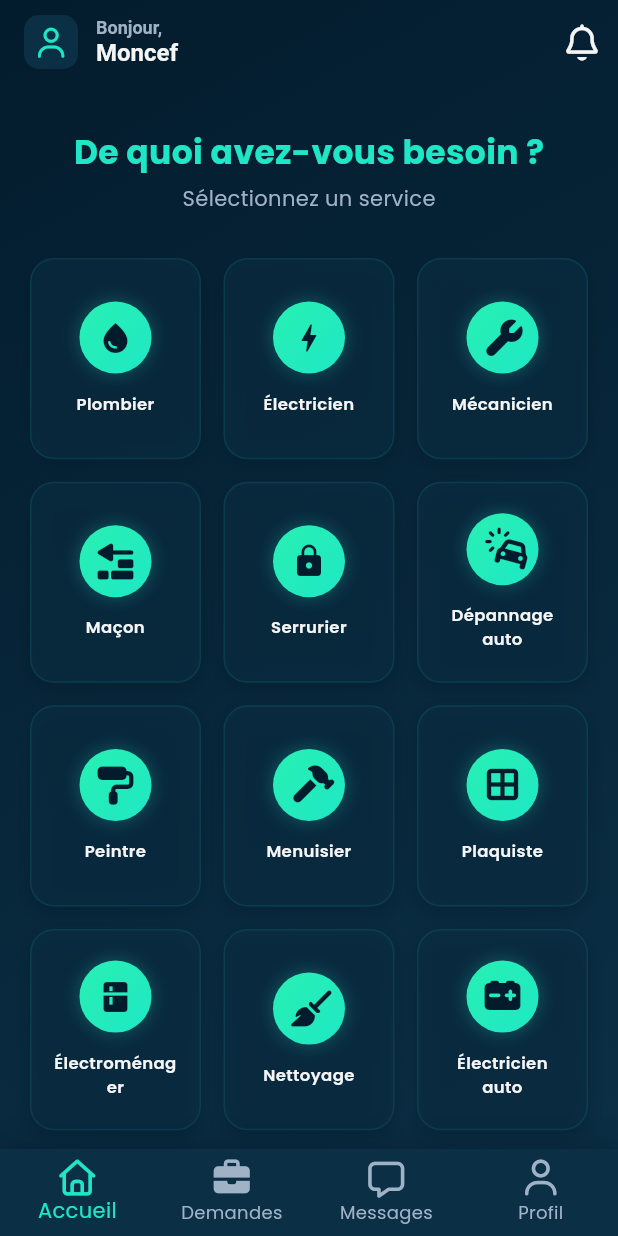
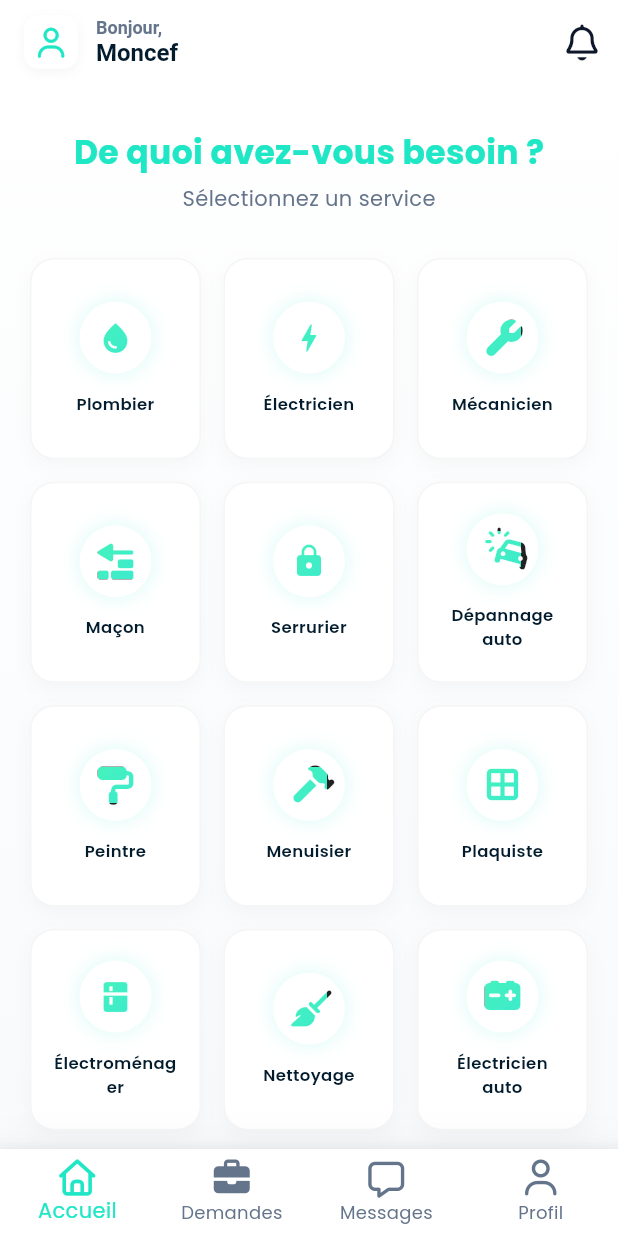
Before and after one commit to MoncefAzzouz/rafik-app, a Flutter app: the screen it shows after launch, after a tap on "SKIP", after a tap on "START", after a tap on "LOGIN", on a phone screen of 412 x 824 dp. Run offline on Flutter 3.47's test engine with Material 3 defaults, Android fonts, the phone set to English and light mode, and no system bars; our stand-ins replace font_awesome_flutter, google_fonts, smooth_page_indicator.

Commit message:
change design

```diff
--- a/lib/main.dart
+++ b/lib/main.dart
@@ -14,7 +14,7 @@ class RafikApp extends StatelessWidget {
     return MaterialApp(
       title: 'Rafik App',
       debugShowCheckedModeBanner: false,
-      theme: AppTheme.darkTheme,
+      theme: AppTheme.lightTheme,
       home: const OnboardingPage(),
     );
   }
--- a/lib/src/core/theme/app_colors.dart
+++ b/lib/src/core/theme/app_colors.dart
@@ -2,18 +2,17 @@ import 'package:flutter/material.dart';
 
 class AppColors {
   // Background Colors
-  static const Color backgroundDark = Color(0xFF031C2D);
-  static const Color backgroundLight = Color(0xFF0B2F45);
+  static const Color backgroundLight = Color(0xFFF8FAFC); // Soft light grey/blue for app background
+  static const Color surfaceWhite = Color(0xFFFFFFFF); // Pure white for cards and sheets
 
-  // Accents
+  // Brand Accents
   static const Color teal = Color(0xFF1FE7C5);
   static const Color mintGreen = Color(0xFF28F0B2);
+  static const Color deepBlue = Color(0xFF031C2D); // Keep this for strong text or app bar titles
 
   // Text Colors
-  static const Color textPrimary = Color(0xFFF5F5F5);
-  static const Color textSecondary = Color(
-    0xFFA0B3C6,
-  ); // Muted for descriptions
+  static const Color textPrimary = Color(0xFF0F172A); // Very dark slate for primary text
+  static const Color textSecondary = Color(0xFF64748B); // Slate grey for secondary text
 
   // Gradients
   static const LinearGradient primaryGradient = LinearGradient(
@@ -23,8 +22,8 @@ class AppColors {
   );
 
   static const LinearGradient backgroundGradient = LinearGradient(
-    begin: Alignment.topLeft,
-    end: Alignment.bottomRight,
-    colors: [backgroundDark, backgroundLight],
+    begin: Alignment.topCenter,
+    end: Alignment.bottomCenter,
+    colors: [surfaceWhite, backgroundLight],
   );
 }
--- a/lib/src/core/theme/app_theme.dart
+++ b/lib/src/core/theme/app_theme.dart
@@ -3,67 +3,38 @@ import 'package:google_fonts/google_fonts.dart';
 import 'app_colors.dart';
 
 class AppTheme {
-  static ThemeData get darkTheme {
+  static ThemeData get lightTheme {
     return ThemeData(
-      brightness: Brightness.dark,
-      scaffoldBackgroundColor: AppColors.backgroundDark,
+      brightness: Brightness.light,
+      scaffoldBackgroundColor: AppColors.backgroundLight,
       primaryColor: AppColors.teal,
-      colorScheme: const ColorScheme.dark(
+      colorScheme: const ColorScheme.light(
         primary: AppColors.teal,
         secondary: AppColors.mintGreen,
-        surface: AppColors.backgroundLight,
-        background: AppColors.backgroundDark,
-        onPrimary: AppColors.backgroundDark,
-        onSurface: AppColors.textPrimary,
-        onBackground: AppColors.textPrimary,
+        surface: AppColors.surfaceWhite,
       ),
       textTheme: GoogleFonts.poppinsTextTheme().copyWith(
-        displayLarge: GoogleFonts.poppins(
-          color: AppColors.textPrimary,
-          fontWeight: FontWeight.bold,
-        ),
-        displayMedium: GoogleFonts.poppins(
-          color: AppColors.textPrimary,
-          fontWeight: FontWeight.bold,
-        ),
-        displaySmall: GoogleFonts.poppins(
-          color: AppColors.textPrimary,
-          fontWeight: FontWeight.bold,
-        ),
-        headlineMedium: GoogleFonts.poppins(
-          color: AppColors.textPrimary,
-          fontWeight: FontWeight.w600,
-        ),
-        headlineSmall: GoogleFonts.poppins(
-          color: AppColors.textPrimary,
-          fontWeight: FontWeight.w600,
-        ),
-        titleLarge: GoogleFonts.poppins(
-          color: AppColors.textPrimary,
-          fontWeight: FontWeight.w600,
-        ),
+        displayLarge: GoogleFonts.poppins(color: AppColors.deepBlue, fontWeight: FontWeight.bold),
+        displayMedium: GoogleFonts.poppins(color: AppColors.deepBlue, fontWeight: FontWeight.bold),
+        displaySmall: GoogleFonts.poppins(color: AppColors.textPrimary, fontWeight: FontWeight.bold),
+        headlineMedium: GoogleFonts.poppins(color: AppColors.textPrimary, fontWeight: FontWeight.w600),
+        headlineSmall: GoogleFonts.poppins(color: AppColors.textPrimary, fontWeight: FontWeight.w600),
+        titleLarge: GoogleFonts.poppins(color: AppColors.textPrimary, fontWeight: FontWeight.w600),
         bodyLarge: GoogleFonts.poppins(color: AppColors.textPrimary),
         bodyMedium: GoogleFonts.poppins(color: AppColors.textPrimary),
-        labelLarge: GoogleFonts.poppins(
-          color: AppColors.textPrimary,
-          fontWeight: FontWeight.w500,
-        ),
+        labelLarge: GoogleFonts.poppins(color: AppColors.textPrimary, fontWeight: FontWeight.w500),
       ),
       appBarTheme: const AppBarTheme(
         backgroundColor: Colors.transparent,
         elevation: 0,
         centerTitle: true,
-        iconTheme: IconThemeData(color: AppColors.textPrimary),
-        titleTextStyle: TextStyle(
-          color: AppColors.textPrimary,
-          fontSize: 20,
-          fontWeight: FontWeight.bold,
-        ),
+        iconTheme: IconThemeData(color: AppColors.deepBlue),
+        titleTextStyle: TextStyle(color: AppColors.deepBlue, fontSize: 20, fontWeight: FontWeight.bold),
       ),
       elevatedButtonTheme: ElevatedButtonThemeData(
         style: ElevatedButton.styleFrom(
           backgroundColor: Colors.transparent, // Uses Ink for gradient
-          foregroundColor: AppColors.backgroundDark,
+          foregroundColor: AppColors.surfaceWhite,
           shadowColor: Colors.transparent,
           shape: RoundedRectangleBorder(
             borderRadius: BorderRadius.circular(12),
@@ -73,15 +44,15 @@ class AppTheme {
       ),
       inputDecorationTheme: InputDecorationTheme(
         filled: true,
-        fillColor: AppColors.backgroundLight.withOpacity(0.5),
+        fillColor: AppColors.surfaceWhite,
         hintStyle: const TextStyle(color: AppColors.textSecondary),
         border: OutlineInputBorder(
           borderRadius: BorderRadius.circular(12),
-          borderSide: BorderSide.none,
+          borderSide: BorderSide(color: Colors.grey.shade200),
         ),
         enabledBorder: OutlineInputBorder(
           borderRadius: BorderRadius.circular(12),
-          borderSide: BorderSide.none,
+          borderSide: BorderSide(color: Colors.grey.shade200),
         ),
         focusedBorder: OutlineInputBorder(
           borderRadius: BorderRadius.circular(12),
@@ -93,7 +64,7 @@ class AppTheme {
         ),
       ),
       bottomNavigationBarTheme: const BottomNavigationBarThemeData(
-        backgroundColor: AppColors.backgroundLight,
+        backgroundColor: AppColors.surfaceWhite,
         selectedItemColor: AppColors.teal,
         unselectedItemColor: AppColors.textSecondary,
         type: BottomNavigationBarType.fixed,
--- a/lib/src/features/auth/pages/login_page.dart
+++ b/lib/src/features/auth/pages/login_page.dart
@@ -27,7 +27,9 @@ class _LoginPageState extends State<LoginPage> {
   Widget build(BuildContext context) {
     return Scaffold(
       body: Container(
-        decoration: const BoxDecoration(gradient: AppColors.backgroundGradient),
+        decoration: const BoxDecoration(
+          gradient: AppColors.backgroundGradient,
+        ),
         child: SafeArea(
           child: Center(
             child: SingleChildScrollView(
@@ -42,19 +44,22 @@ class _LoginPageState extends State<LoginPage> {
                     width: 100,
                     decoration: BoxDecoration(
                       shape: BoxShape.circle,
-                      gradient: AppColors.primaryGradient,
+                      color: AppColors.surfaceWhite,
                       boxShadow: [
                         BoxShadow(
-                          color: AppColors.teal.withOpacity(0.3),
+                          color: AppColors.teal.withOpacity(0.2),
                           blurRadius: 20,
                           spreadRadius: 5,
                         ),
                       ],
                     ),
-                    child: const Icon(
-                      FontAwesomeIcons.houseUser,
-                      size: 50,
-                      color: AppColors.backgroundDark,
+                    child: ShaderMask(
+                      blendMode: BlendMode.srcIn,
+                      shaderCallback: (Rect bounds) => AppColors.primaryGradient.createShader(bounds),
+                      child: const Icon(
+                        FontAwesomeIcons.houseUser,
+                        size: 50,
+                      ),
                     ),
                   ),
                   const SizedBox(height: 40),
@@ -65,7 +70,7 @@ class _LoginPageState extends State<LoginPage> {
                     style: TextStyle(
                       fontSize: 32,
                       fontWeight: FontWeight.bold,
-                      color: AppColors.textPrimary,
+                      color: AppColors.deepBlue,
                     ),
                   ),
                   const SizedBox(height: 8),
@@ -86,10 +91,7 @@ class _LoginPageState extends State<LoginPage> {
                     keyboardType: TextInputType.emailAddress,
                     decoration: const InputDecoration(
                       hintText: 'Email Address',
-                      prefixIcon: Icon(
-                        Icons.email_outlined,
-                        color: AppColors.textSecondary,
-                      ),
+                      prefixIcon: Icon(Icons.email_outlined, color: AppColors.textSecondary),
                     ),
                   ),
                   const SizedBox(height: 20),
@@ -101,15 +103,10 @@ class _LoginPageState extends State<LoginPage> {
                     obscureText: _obscurePassword,
                     decoration: InputDecoration(
                       hintText: 'Password',
-                      prefixIcon: const Icon(
-                        Icons.lock_outline,
-                        color: AppColors.textSecondary,
-                      ),
+                      prefixIcon: const Icon(Icons.lock_outline, color: AppColors.textSecondary),
                       suffixIcon: IconButton(
                         icon: Icon(
-                          _obscurePassword
-                              ? Icons.visibility_off
-                              : Icons.visibility,
+                          _obscurePassword ? Icons.visibility_off : Icons.visibility,
                           color: AppColors.textSecondary,
                         ),
                         onPressed: () {
@@ -129,10 +126,7 @@ class _LoginPageState extends State<LoginPage> {
                       onPressed: () {},
                       child: const Text(
                         'Forgot Password?',
-                        style: TextStyle(
-                          color: AppColors.teal,
-                          fontWeight: FontWeight.w600,
-                        ),
+                        style: TextStyle(color: AppColors.teal, fontWeight: FontWeight.w600),
                       ),
                     ),
                   ),
@@ -166,7 +160,7 @@ class _LoginPageState extends State<LoginPage> {
                         style: TextStyle(
                           fontSize: 18,
                           fontWeight: FontWeight.bold,
-                          color: AppColors.backgroundDark,
+                          color: AppColors.surfaceWhite,
                           letterSpacing: 1.5,
                         ),
                       ),
@@ -186,10 +180,7 @@ class _LoginPageState extends State<LoginPage> {
                         onPressed: () {},
                         child: const Text(
                           'Sign Up',
-                          style: TextStyle(
-                            color: AppColors.teal,
-                            fontWeight: FontWeight.bold,
-                          ),
+                          style: TextStyle(color: AppColors.teal, fontWeight: FontWeight.bold),
                         ),
                       ),
                     ],
--- a/lib/src/features/home/pages/home_page.dart
+++ b/lib/src/features/home/pages/home_page.dart
@@ -15,14 +15,17 @@ class HomePage extends StatelessWidget {
             Container(
               padding: const EdgeInsets.all(8),
               decoration: BoxDecoration(
-                color: AppColors.backgroundLight,
+                color: AppColors.surfaceWhite,
                 borderRadius: BorderRadius.circular(10),
+                boxShadow: [
+                  BoxShadow(
+                    color: Colors.grey.withOpacity(0.1),
+                    blurRadius: 5,
+                    offset: const Offset(0, 2),
+                  ),
+                ],
               ),
-              child: const Icon(
-                FontAwesomeIcons.user,
-                color: AppColors.teal,
-                size: 20,
-              ),
+              child: const Icon(FontAwesomeIcons.user, color: AppColors.teal, size: 20),
             ),
             const SizedBox(width: 12),
             Column(
@@ -30,14 +33,11 @@ class HomePage extends StatelessWidget {
               children: [
                 const Text(
                   'Bonjour,',
-                  style: TextStyle(
-                    fontSize: 12,
-                    color: AppColors.textSecondary,
-                  ),
+                  style: TextStyle(fontSize: 12, color: AppColors.textSecondary),
                 ),
                 const Text(
                   'Moncef',
-                  style: TextStyle(fontSize: 16, fontWeight: FontWeight.bold),
+                  style: TextStyle(fontSize: 16, fontWeight: FontWeight.bold, color: AppColors.deepBlue),
                 ),
               ],
             ),
@@ -45,10 +45,7 @@ class HomePage extends StatelessWidget {
         ),
         actions: [
           IconButton(
-            icon: const Icon(
-              FontAwesomeIcons.bell,
-              color: AppColors.textPrimary,
-            ),
+            icon: const Icon(FontAwesomeIcons.bell, color: AppColors.textPrimary),
             onPressed: () {},
           ),
         ],
@@ -101,10 +98,7 @@ class HomePage extends StatelessWidget {
                 _buildCategoryItem(FontAwesomeIcons.borderAll, 'Plaquiste'),
                 _buildCategoryItem(Icons.kitchen, 'Électroménager'),
                 _buildCategoryItem(FontAwesomeIcons.broom, 'Nettoyage'),
-                _buildCategoryItem(
-                  FontAwesomeIcons.carBattery,
-                  'Électricien auto',
-                ),
+                _buildCategoryItem(FontAwesomeIcons.carBattery, 'Électricien auto'),
               ],
             ),
           ],
@@ -116,12 +110,12 @@ class HomePage extends StatelessWidget {
   Widget _buildCategoryItem(IconData icon, String title) {
     return Container(
       decoration: BoxDecoration(
-        color: AppColors.backgroundLight.withOpacity(0.5),
+        color: AppColors.surfaceWhite,
         borderRadius: BorderRadius.circular(16),
-        border: Border.all(color: AppColors.teal.withOpacity(0.1), width: 1),
+        border: Border.all(color: Colors.grey.withOpacity(0.1), width: 1),
         boxShadow: [
           BoxShadow(
-            color: AppColors.backgroundDark.withOpacity(0.5),
+            color: Colors.grey.withOpacity(0.08),
             blurRadius: 10,
             offset: const Offset(0, 4),
           ),
@@ -141,23 +135,27 @@ class HomePage extends StatelessWidget {
                   padding: const EdgeInsets.all(12),
                   decoration: BoxDecoration(
                     shape: BoxShape.circle,
-                    gradient: AppColors.primaryGradient,
+                    color: AppColors.surfaceWhite,
                     boxShadow: [
                       BoxShadow(
-                        color: AppColors.teal.withOpacity(0.2),
-                        blurRadius: 8,
-                        spreadRadius: 2,
+                        color: AppColors.teal.withOpacity(0.15),
+                        blurRadius: 10,
+                        spreadRadius: 1,
                       ),
                     ],
                   ),
-                  child: Icon(icon, color: AppColors.backgroundDark, size: 24),
+                  child: ShaderMask(
+                    blendMode: BlendMode.srcIn,
+                    shaderCallback: (Rect bounds) => AppColors.primaryGradient.createShader(bounds),
+                    child: Icon(icon, size: 24),
+                  ),
                 ),
                 const SizedBox(height: 12),
                 Text(
                   title,
                   textAlign: TextAlign.center,
                   style: const TextStyle(
-                    color: AppColors.textPrimary,
+                    color: AppColors.deepBlue,
                     fontSize: 11,
                     fontWeight: FontWeight.w600,
                   ),
--- a/lib/src/features/home/pages/main_page.dart
+++ b/lib/src/features/home/pages/main_page.dart
@@ -15,29 +15,27 @@ class _MainPageState extends State<MainPage> {
 
   final List<Widget> _pages = [
     const HomePage(),
-    const Center(
-      child: Text('Demandes', style: TextStyle(color: AppColors.textPrimary)),
-    ),
-    const Center(
-      child: Text('Messages', style: TextStyle(color: AppColors.textPrimary)),
-    ),
-    const Center(
-      child: Text('Profil', style: TextStyle(color: AppColors.textPrimary)),
-    ),
+    const Center(child: Text('Demandes', style: TextStyle(color: AppColors.textPrimary))),
+    const Center(child: Text('Messages', style: TextStyle(color: AppColors.textPrimary))),
+    const Center(child: Text('Profil', style: TextStyle(color: AppColors.textPrimary))),
   ];
 
   @override
   Widget build(BuildContext context) {
     return Scaffold(
       body: Container(
-        decoration: const BoxDecoration(gradient: AppColors.backgroundGradient),
-        child: SafeArea(child: _pages[_currentIndex]),
+        decoration: const BoxDecoration(
+          gradient: AppColors.backgroundGradient,
+        ),
+        child: SafeArea(
+          child: _pages[_currentIndex],
+        ),
       ),
       bottomNavigationBar: Container(
         decoration: BoxDecoration(
           boxShadow: [
             BoxShadow(
-              color: AppColors.backgroundDark.withOpacity(0.5),
+              color: Colors.grey.withOpacity(0.1),
               blurRadius: 20,
               offset: const Offset(0, -5),
             ),
--- a/lib/src/features/onboarding/pages/onboarding_page.dart
+++ b/lib/src/features/onboarding/pages/onboarding_page.dart
@@ -25,7 +25,9 @@ class _OnboardingPageState extends State<OnboardingPage> {
   Widget build(BuildContext context) {
     return Scaffold(
       body: Container(
-        decoration: const BoxDecoration(gradient: AppColors.backgroundGradient),
+        decoration: const BoxDecoration(
+          gradient: AppColors.backgroundGradient,
+        ),
         child: Padding(
           padding: const EdgeInsets.only(bottom: 80),
           child: PageView(
@@ -39,20 +41,17 @@ class _OnboardingPageState extends State<OnboardingPage> {
               _buildPage(
                 icon: FontAwesomeIcons.toolbox,
                 title: 'Professional Home Services',
-                description:
-                    'Find top-rated plumbers, electricians, painters, and more in Algeria.',
+                description: 'Find top-rated plumbers, electricians, painters, and more in Algeria.',
               ),
               _buildPage(
                 icon: FontAwesomeIcons.shieldHalved,
                 title: 'Reliable & Secure',
-                description:
-                    'All our professionals are verified to ensure high-quality service and your safety.',
+                description: 'All our professionals are verified to ensure high-quality service and your safety.',
               ),
               _buildPage(
                 icon: FontAwesomeIcons.clockRotateLeft,
                 title: 'Fast & Efficient',
-                description:
-                    'Book a service in minutes and get the job done quickly without any hassle.',
+                description: 'Book a service in minutes and get the job done quickly without any hassle.',
               ),
             ],
           ),
@@ -61,19 +60,15 @@ class _OnboardingPageState extends State<OnboardingPage> {
       bottomSheet: Container(
         padding: const EdgeInsets.symmetric(horizontal: 20),
         height: 80,
-        decoration: const BoxDecoration(color: AppColors.backgroundDark),
+        decoration: const BoxDecoration(
+          color: AppColors.surfaceWhite,
+        ),
         child: Row(
           mainAxisAlignment: MainAxisAlignment.spaceBetween,
           children: [
             TextButton(
               onPressed: () => _controller.jumpToPage(2),
-              child: const Text(
-                'SKIP',
-                style: TextStyle(
-                  color: AppColors.textSecondary,
-                  fontWeight: FontWeight.bold,
-                ),
-              ),
+              child: const Text('SKIP', style: TextStyle(color: AppColors.textSecondary, fontWeight: FontWeight.bold)),
             ),
             SmoothPageIndicator(
               controller: _controller,
@@ -88,33 +83,16 @@ class _OnboardingPageState extends State<OnboardingPage> {
             isLastPage
                 ? TextButton(
                     onPressed: () {
-                      Navigator.pushReplacement(
-                        context,
-                        MaterialPageRoute(
-                          builder: (context) => const LoginPage(),
-                        ),
-                      );
+                      Navigator.pushReplacement(context, MaterialPageRoute(builder: (context) => const LoginPage()));
                     },
-                    child: const Text(
-                      'START',
-                      style: TextStyle(
-                        color: AppColors.teal,
-                        fontWeight: FontWeight.bold,
-                      ),
-                    ),
+                    child: const Text('START', style: TextStyle(color: AppColors.teal, fontWeight: FontWeight.bold)),
                   )
                 : TextButton(
                     onPressed: () => _controller.nextPage(
                       duration: const Duration(milliseconds: 500),
                       curve: Curves.easeInOut,
                     ),
-                    child: const Text(
-                      'NEXT',
-                      style: TextStyle(
-                        color: AppColors.teal,
-                        fontWeight: FontWeight.bold,
-                      ),
-                    ),
+                    child: const Text('NEXT', style: TextStyle(color: AppColors.teal, fontWeight: FontWeight.bold)),
                   ),
           ],
         ),
@@ -122,11 +100,7 @@ class _OnboardingPageState extends State<OnboardingPage> {
     );
   }
 
-  Widget _buildPage({
-    required IconData icon,
-    required String title,
-    required String description,
-  }) {
+  Widget _buildPage({required IconData icon, required String title, required String description}) {
     return Padding(
       padding: const EdgeInsets.all(40.0),
       child: Column(
@@ -136,23 +110,27 @@ class _OnboardingPageState extends State<OnboardingPage> {
             padding: const EdgeInsets.all(30),
             decoration: BoxDecoration(
               shape: BoxShape.circle,
-              gradient: AppColors.primaryGradient,
+              color: AppColors.surfaceWhite,
               boxShadow: [
                 BoxShadow(
-                  color: AppColors.teal.withOpacity(0.3),
+                  color: AppColors.teal.withOpacity(0.2),
                   blurRadius: 20,
                   spreadRadius: 5,
                 ),
               ],
             ),
-            child: Icon(icon, size: 80, color: AppColors.backgroundDark),
+            child: ShaderMask(
+              blendMode: BlendMode.srcIn,
+              shaderCallback: (Rect bounds) => AppColors.primaryGradient.createShader(bounds),
+              child: Icon(icon, size: 80),
+            ),
           ),
           const SizedBox(height: 60),
           Text(
             title,
             textAlign: TextAlign.center,
             style: const TextStyle(
-              color: AppColors.textPrimary,
+              color: AppColors.deepBlue,
               fontSize: 28,
               fontWeight: FontWeight.bold,
             ),
```
